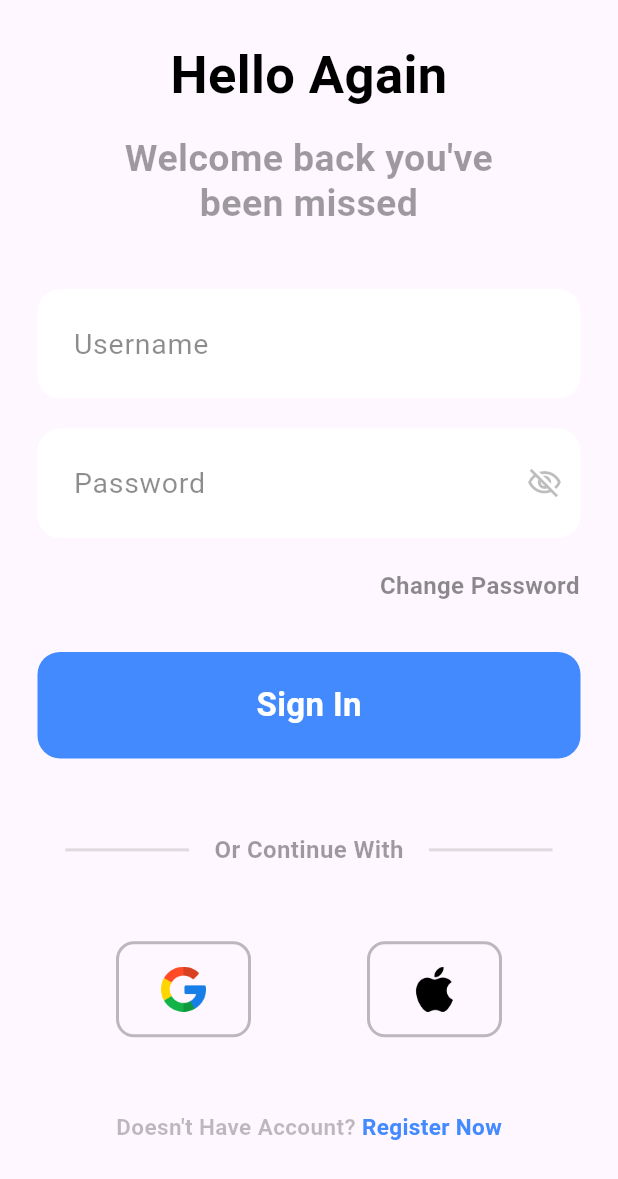
After one commit to WilliamSiddhiKhangga/UAS-MoProg, a Flutter app: the SignIn screen opened directly, on a phone screen of 412 x 824 dp. The commit adds this screen. Shown: the top 1179 px of the screen. Run offline on Flutter 3.47's test engine with Material 3 defaults, Android fonts, the phone set to English and light mode, and no system bars.

Commit message:
menambahkan halaman login

```diff
--- /dev/null
+++ b/lib/pages/login_page.dart
@@ -0,0 +1,215 @@
+// ignore_for_file: prefer_const_constructors, prefer_const_literals_to_create_immutables
+
+import 'package:flutter/material.dart';
+import 'package:tugasuas/pages/navpages/main_page.dart';
+
+class SignIn extends StatelessWidget {
+  const SignIn({super.key});
+
+  @override
+  Widget build(BuildContext context) {
+    Size size = MediaQuery.of(context).size;
+    return Scaffold(
+      body: Container(
+        decoration: BoxDecoration(),
+        child: SafeArea(
+          child: ListView(
+            children: [
+              SizedBox(
+                height: size.height * 0.03,
+              ),
+              Text(
+                "Hello Again",
+                textAlign: TextAlign.center,
+                style: TextStyle(
+                  fontWeight: FontWeight.bold,
+                  fontSize: 35,
+                  color: Colors.black,
+                ),
+              ),
+              SizedBox(
+                height: 15,
+              ),
+              Text(
+                "Welcome back you've\nbeen missed",
+                textAlign: TextAlign.center,
+                style: TextStyle(
+                  fontWeight: FontWeight.bold,
+                  fontSize: 25,
+                  color: Colors.black38,
+                  height: 1.2,
+                ),
+              ),
+              SizedBox(
+                height: size.height * 0.04,
+              ),
+              inputField("Username", Colors.white),
+              inputField("Password", Colors.black26),
+              SizedBox(
+                height: 10,
+              ),
+              Align(
+                alignment: Alignment.centerRight,
+                child: Text(
+                  "Change Password            ",
+                  textAlign: TextAlign.center,
+                  style: TextStyle(
+                    fontWeight: FontWeight.bold,
+                    fontSize: 16,
+                    color: Colors.black45,
+                  ),
+                ),
+              ),
+              SizedBox(
+                height: size.height * 0.04,
+              ),
+              Padding(
+                padding: EdgeInsets.symmetric(horizontal: 25),
+                child: GestureDetector(
+                  onTap: () {
+                    Navigator.push(
+                      context,
+                      MaterialPageRoute(
+                        builder: (context) => MainPage(),
+                      ),
+                    );
+                  },
+                  child: Container(
+                    width: size.width,
+                    padding: EdgeInsets.symmetric(vertical: 20),
+                    decoration: BoxDecoration(
+                      color: Colors.blueAccent,
+                      borderRadius: BorderRadius.circular(15),
+                    ),
+                    child: Center(
+                      child: Text(
+                        "Sign In",
+                        style: TextStyle(
+                          fontWeight: FontWeight.bold,
+                          color: Colors.white,
+                          fontSize: 22,
+                        ),
+                      ),
+                    ),
+                  ),
+                ),
+              ),
+              SizedBox(
+                height: size.height * 0.06,
+              ),
+              Row(
+                mainAxisAlignment: MainAxisAlignment.center,
+                children: [
+                  Container(
+                    height: 2,
+                    width: size.width * 0.2,
+                    color: Colors.black12,
+                  ),
+                  Text(
+                    "    Or Continue With    ",
+                    style: TextStyle(
+                      fontWeight: FontWeight.bold,
+                      color: Colors.black38,
+                      fontSize: 16,
+                    ),
+                  ),
+                  Container(
+                    height: 2,
+                    width: size.width * 0.2,
+                    color: Colors.black12,
+                  ),
+                ],
+              ),
+              SizedBox(
+                height: size.height * 0.06,
+              ),
+              Row(
+                mainAxisAlignment: MainAxisAlignment.spaceEvenly,
+                children: [
+                  socialMediaLogin("img/google.png"),
+                  socialMediaLogin("img/apple.png"),
+                ],
+              ),
+              SizedBox(
+                height: size.height * 0.06,
+              ),
+              Center(
+                child: Text.rich(
+                  TextSpan(
+                    text: "Doesn't Have Account? ",
+                    style: TextStyle(
+                      color: Colors.black26,
+                      fontWeight: FontWeight.bold,
+                      fontSize: 15,
+                    ),
+                    children: const [
+                      TextSpan(
+                        text: "Register Now",
+                        style: TextStyle(
+                          color: Colors.blueAccent,
+                          fontWeight: FontWeight.bold,
+                        ),
+                      ),
+                    ],
+                  ),
+                ),
+              ),
+            ],
+          ),
+        ),
+      ),
+    );
+  }
+
+  Container socialMediaLogin(String ref) {
+    return Container(
+      padding: EdgeInsets.symmetric(
+        horizontal: 28,
+        vertical: 15,
+      ),
+      decoration: BoxDecoration(
+        borderRadius: BorderRadius.circular(12),
+        border: Border.all(
+          color: Colors.black26,
+          width: 2,
+        ),
+      ),
+      child: Image.asset(
+        ref,
+        height: 30,
+      ),
+    );
+  }
+
+  Container inputField(String hint, Color color) {
+    return Container(
+      padding: EdgeInsets.symmetric(
+        horizontal: 25,
+        vertical: 10,
+      ),
+      child: TextField(
+        decoration: InputDecoration(
+          contentPadding: EdgeInsets.symmetric(
+            horizontal: 20,
+            vertical: 22,
+          ),
+          fillColor: Colors.white,
+          filled: true,
+          border: OutlineInputBorder(
+            borderSide: BorderSide.none,
+            borderRadius: BorderRadius.circular(15),
+          ),
+          hintText: hint,
+          hintStyle: TextStyle(
+            color: Colors.black45,
+            fontSize: 19,
+          ),
+          suffixIcon: Icon(
+            Icons.visibility_off_outlined,
+            color: color,
+          ),
+        ),
+      ),
+    );
+  }
+}
--- a/lib/pages/welcome_page.dart
+++ b/lib/pages/welcome_page.dart
@@ -1,4 +1,5 @@
 import 'package:flutter/material.dart';
+import 'package:tugasuas/pages/login_page.dart';
 import 'package:tugasuas/pages/navpages/main_page.dart';
 import 'package:tugasuas/widgets/app_large_text.dart';
 import 'package:tugasuas/widgets/app_text.dart';
@@ -105,7 +106,8 @@ class _WelcomePageState extends State<WelcomePage> {
                                   Navigator.push(
                                     context,
                                     MaterialPageRoute(
-                                      builder: (context) => MainPage(),
+                                      // builder: (context) => MainPage(),
+                                      builder: (context) => SignIn(),
                                     ),
                                   );
                                 },
--- a/pubspec.yaml
+++ b/pubspec.yaml
@@ -2,7 +2,7 @@ name: tugasuas
 description: "A new Flutter project."
 # The following line prevents the package from being accidentally published to
 # pub.dev using `flutter pub publish`. This is preferred for private packages.
-publish_to: 'none' # Remove this line if you wish to publish to pub.dev
+publish_to: "none" # Remove this line if you wish to publish to pub.dev
 
 # The following defines the version and build number for your application.
 # A version number is three numbers separated by dots, like 1.2.43
@@ -51,7 +51,6 @@ dev_dependencies:
 
 # The following section is specific to Flutter packages.
 flutter:
-
   # The following line ensures that the Material Icons font is
   # included with your application, so that you can use the icons in
   # the material Icons class.
@@ -65,6 +64,8 @@ flutter:
     - img/panah.png
     - img/image.png
     - img/fuji.png
+    - img/google.png
+    - img/apple.png
 
   # An image asset can refer to one or more resolution-specific "variants", see
   # https://flutter.dev/to/resolution-aware-images
```
Also changed, not shown: img/apple.png (added), img/google.png (added), pubspec.lock, 2 other files.
